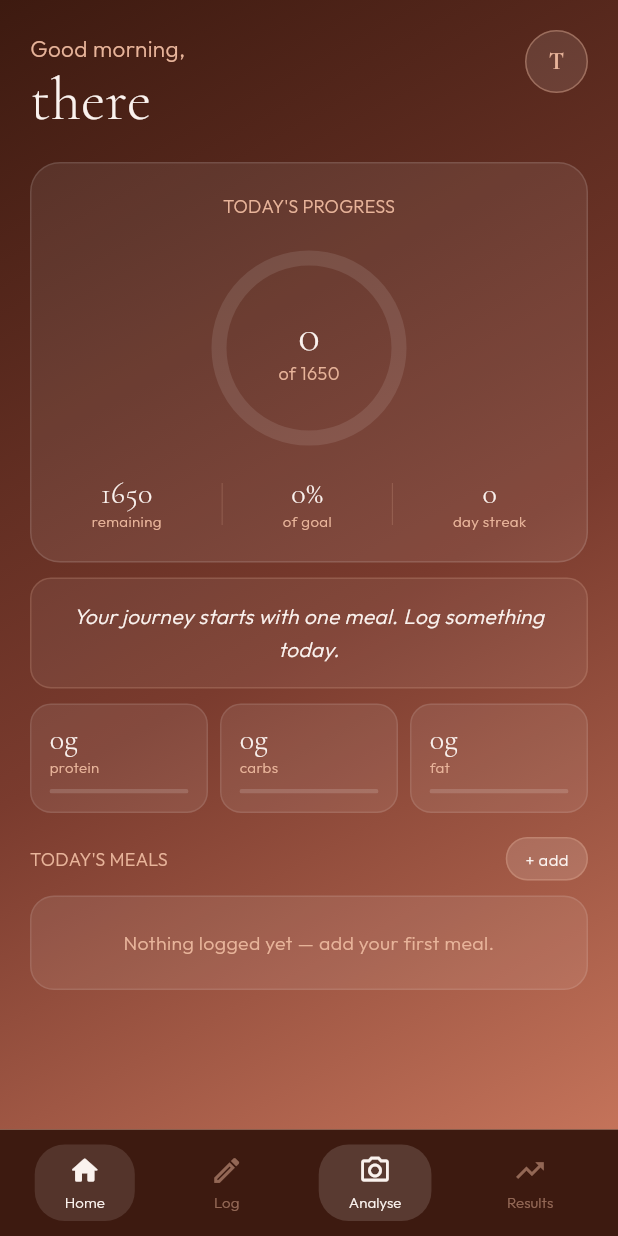
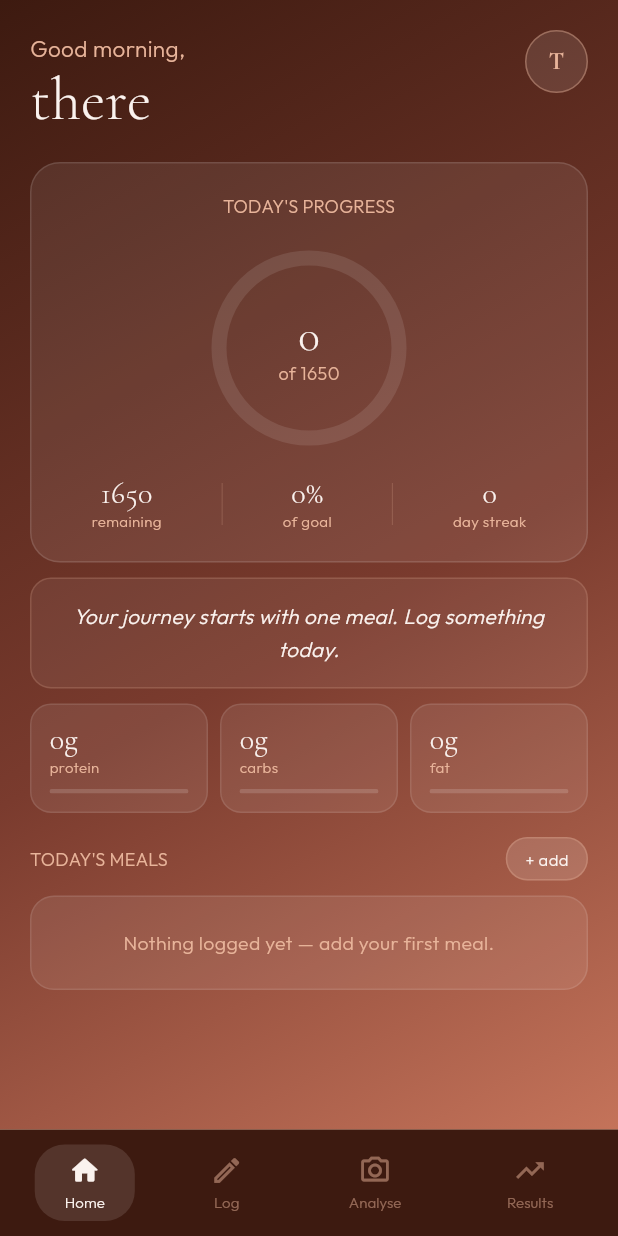
Before and after one commit to elaarra/elaarra-calorie-tracker-app, a Flutter app: the MainShell screen opened directly, on a phone screen of 412 x 824 dp. Run offline on Flutter 3.47's test engine with Material 3 defaults, Android fonts, the phone set to English and light mode, and no system bars; our stand-ins replace cloud_firestore, firebase_auth, firebase_core, flutter_dotenv, google_sign_in, image_picker and 1 more; accounts and stored records are empty.

Commit message:
Update main_shell.dart
Remove analyse selection overlay

```diff
--- a/lib/screens/main_shell.dart
+++ b/lib/screens/main_shell.dart
@@ -117,8 +117,8 @@ class _MainShellState extends State<MainShell> {
         padding: const EdgeInsets.symmetric(horizontal: 20, vertical: 6),
         decoration: BoxDecoration(
           color: selected
-              ? AppColors.cream
-              : AppColors.cream.withOpacity(0.15),
+              ? AppColors.cream.withOpacity(0.12)
+              : Colors.transparent,
           borderRadius: BorderRadius.circular(20),
         ),
         child: Column(
@@ -126,14 +126,18 @@ class _MainShellState extends State<MainShell> {
           children: [
             Icon(
               Icons.camera_alt_outlined,
-              color: selected ? AppColors.darkBrown : AppColors.cream,
+              color: selected
+                  ? AppColors.cream
+                  : AppColors.blush.withOpacity(0.5),
               size: 22,
             ),
             const SizedBox(height: 3),
             Text(
               'Analyse',
               style: AppTextStyles.caption.copyWith(
-                color: selected ? AppColors.darkBrown : AppColors.cream,
+                color: selected
+                    ? AppColors.cream
+                    : AppColors.blush.withOpacity(0.5),
                 fontSize: 10,
                 letterSpacing: 0.04,
               ),
```
